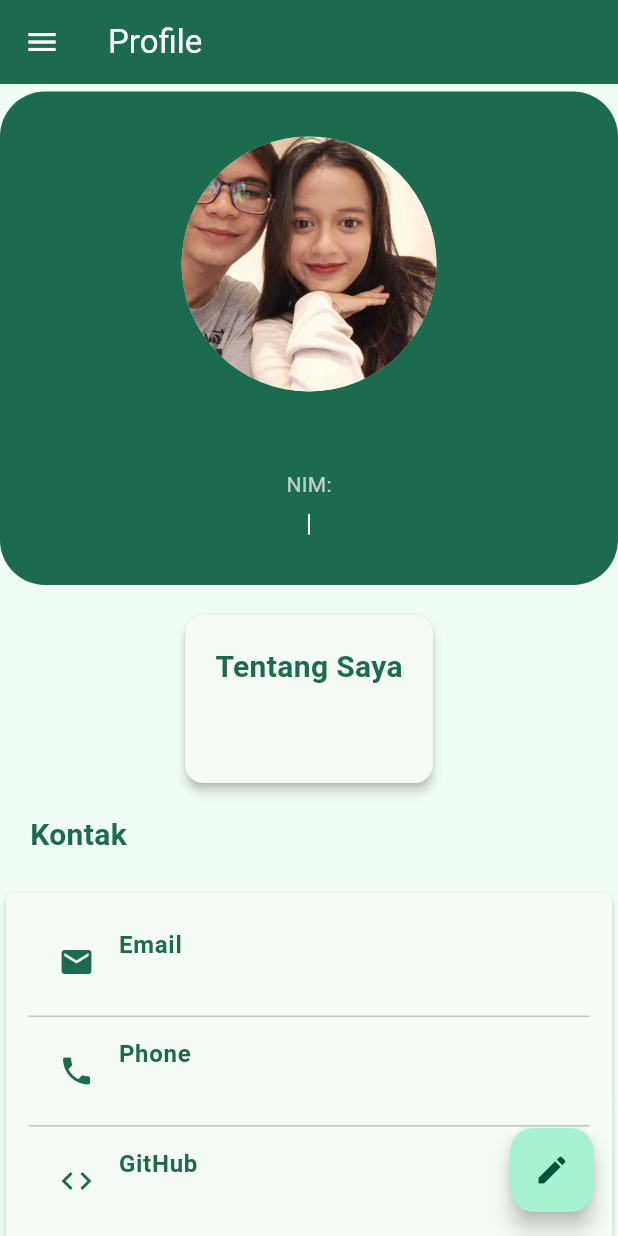
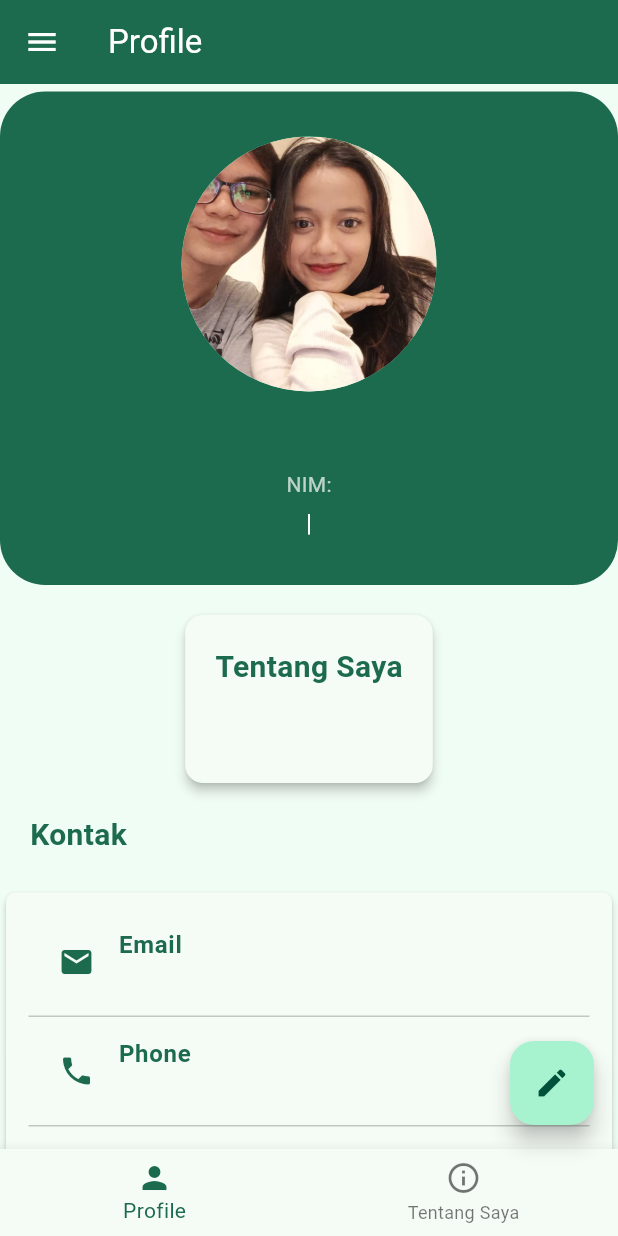
Before and after one commit to MaharaniCantik/uts-pml-1124160211, a Flutter app: the ProfilePage screen opened directly with empty values, on a phone screen of 412 x 824 dp. Run offline on Flutter 3.47's test engine with Material 3 defaults, Android fonts, the phone set to English and light mode, and no system bars.

Commit message:
update navigation

```diff
--- a/soal2_profile_app/lib/screens/profile_page.dart
+++ b/soal2_profile_app/lib/screens/profile_page.dart
@@ -19,6 +19,12 @@ class ProfilePage extends StatefulWidget {
 }
 
 class _ProfilePageState extends State<ProfilePage> {
+  int _selectedIndex = 0;
+  void _onItemTapped(int index){
+    setState(() {
+      _selectedIndex = index;
+    });
+  }
   late Profile profile;
   late bool _isDarkMode;
   @override
@@ -89,7 +95,8 @@ class _ProfilePageState extends State<ProfilePage> {
         ),
       ),
 
-      body: SingleChildScrollView(
+      body: _selectedIndex == 0 ?
+      SingleChildScrollView(
         child: Padding(
           padding: EdgeInsets.only(top: 5, bottom: 30),
           child: Column(
@@ -169,7 +176,8 @@ class _ProfilePageState extends State<ProfilePage> {
             ],
           ),
         ),
-      ),
+      )
+      : const MyHobby(),
       floatingActionButton: FloatingActionButton(
         onPressed: () async {
           final dataBaru = await Navigator.push(
@@ -193,6 +201,13 @@ class _ProfilePageState extends State<ProfilePage> {
         },
         child: Icon(Icons.edit),
       ),
+      bottomNavigationBar: BottomNavigationBar(
+        currentIndex: _selectedIndex,
+        onTap:  _onItemTapped,
+        items: const [BottomNavigationBarItem(icon: Icon(Icons.person),
+        label: 'Profile'),
+        BottomNavigationBarItem(icon: Icon(Icons.info_outline),
+        label: 'Tentang Saya')]),
     );
   }
 }
```
